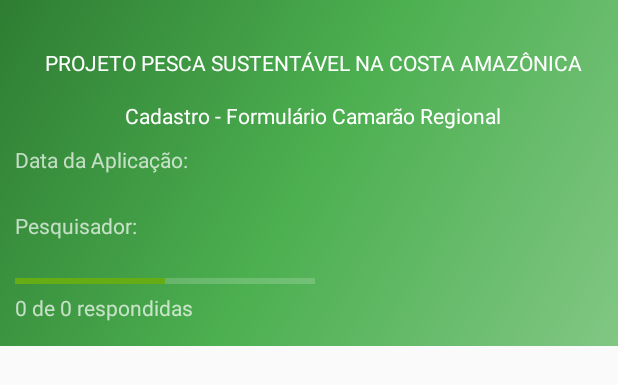
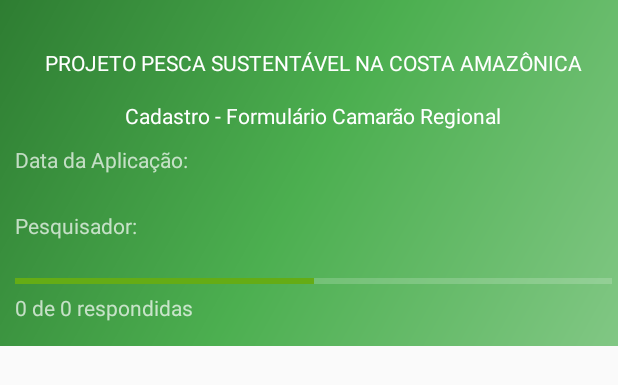
Before and after one commit to yesusvera/appescafev2016, an Android app: the layout nav_header_formcamreg.xml on its own in the app's theme, with its tools: preview values and no code run, on a phone screen of 412 x 824 dp. Shown: the top 385 px of the screen. Run offline under Robolectric (Android 15) with nearby library versions, the phone set to English and light mode, and no system bars.

Commit message:
1) Alterando layout da barra de progresso

```diff
--- a/app/src/main/res/layout/nav_header_formcamreg.xml
+++ b/app/src/main/res/layout/nav_header_formcamreg.xml
@@ -51,7 +51,7 @@
 
     <ProgressBar
         style="?android:attr/progressBarStyleHorizontal"
-        android:layout_width="200dp"
+        android:layout_width="match_parent"
         android:max="100"
         android:progress="50"
         android:layout_height="wrap_content"
--- a/app/src/main/res/layout/nav_header_formcaranguejo.xml
+++ b/app/src/main/res/layout/nav_header_formcaranguejo.xml
@@ -51,7 +51,7 @@
 
     <ProgressBar
         style="?android:attr/progressBarStyleHorizontal"
-        android:layout_width="200dp"
+        android:layout_width="match_parent"
         android:max="100"
         android:progress="50"
         android:layout_height="wrap_content"
--- a/app/src/main/res/layout/nav_header_formpiticaiabranco.xml
+++ b/app/src/main/res/layout/nav_header_formpiticaiabranco.xml
@@ -51,7 +51,7 @@
 
     <ProgressBar
         style="?android:attr/progressBarStyleHorizontal"
-        android:layout_width="200dp"
+        android:layout_width="match_parent"
         android:max="100"
         android:progress="50"
         android:layout_height="wrap_content"
```
